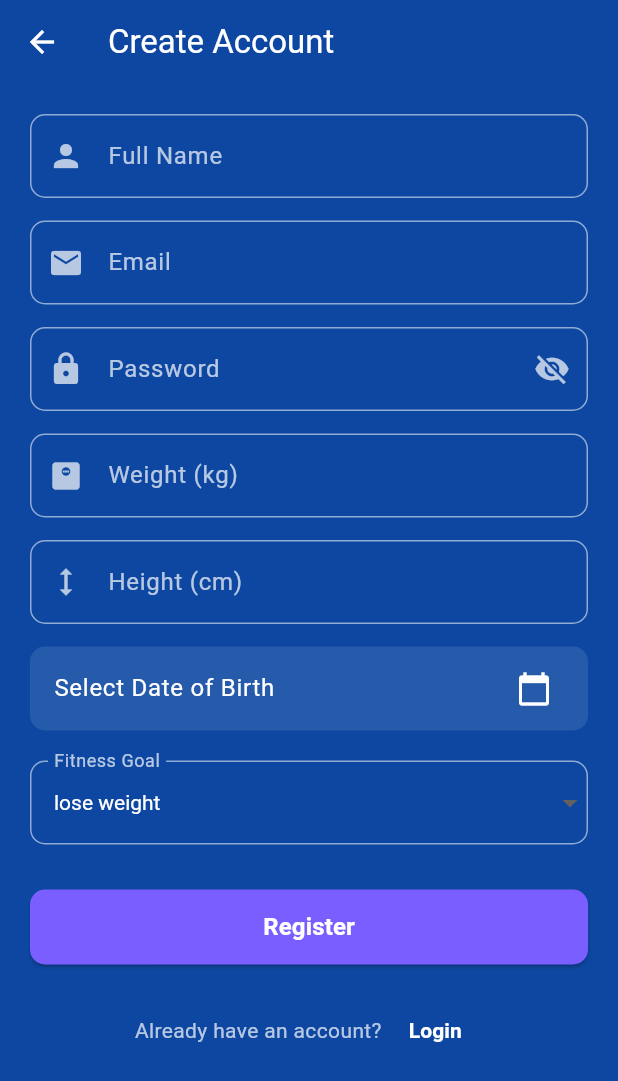
After one commit to ANAGHA-A-04/FitMind, a Flutter app: the RegisterScreen screen opened directly, after a tap on "Register", after a tap on "Login", after a tap on "Create Account", on a phone screen of 412 x 824 dp. The commit adds this screen. Shown: the top 1081 px of the screen. Run offline on Flutter 3.47's test engine with Material 3 defaults, Android fonts, the phone set to English and light mode, and no system bars.

Commit message:
Added register and login screens

```diff
--- a/lib/screens/login_screen.dart
+++ b/lib/screens/login_screen.dart
@@ -1,6 +1,9 @@
 import 'package:flutter/material.dart';
+import 'register_screen.dart';
 
 class LoginScreen extends StatelessWidget {
+  LoginScreen({super.key});
+
   final TextEditingController emailController = TextEditingController();
   final TextEditingController passwordController = TextEditingController();
 
@@ -26,23 +29,20 @@ class LoginScreen extends StatelessWidget {
 
               const SizedBox(height: 40),
 
+              // EMAIL
               TextField(
                 controller: emailController,
                 style: const TextStyle(color: Colors.white),
                 decoration: InputDecoration(
-                  prefixIcon:
-                  const Icon(Icons.email, color: Colors.white70),
+                  prefixIcon: const Icon(Icons.email, color: Colors.white70),
                   labelText: "Email",
-                  labelStyle:
-                  const TextStyle(color: Colors.white70),
+                  labelStyle: const TextStyle(color: Colors.white70),
                   enabledBorder: OutlineInputBorder(
-                    borderSide:
-                    const BorderSide(color: Colors.white54),
+                    borderSide: const BorderSide(color: Colors.white54),
                     borderRadius: BorderRadius.circular(12),
                   ),
                   focusedBorder: OutlineInputBorder(
-                    borderSide:
-                    const BorderSide(color: Colors.white),
+                    borderSide: const BorderSide(color: Colors.white),
                     borderRadius: BorderRadius.circular(12),
                   ),
                 ),
@@ -50,37 +50,55 @@ class LoginScreen extends StatelessWidget {
 
               const SizedBox(height: 20),
 
+              // PASSWORD
               TextField(
                 controller: passwordController,
                 obscureText: true,
                 style: const TextStyle(color: Colors.white),
                 decoration: InputDecoration(
-                  prefixIcon:
-                  const Icon(Icons.lock, color: Colors.white70),
+                  prefixIcon: const Icon(Icons.lock, color: Colors.white70),
                   labelText: "Password",
-                  labelStyle:
-                  const TextStyle(color: Colors.white70),
+                  labelStyle: const TextStyle(color: Colors.white70),
                   enabledBorder: OutlineInputBorder(
-                    borderSide:
-                    const BorderSide(color: Colors.white54),
+                    borderSide: const BorderSide(color: Colors.white54),
                     borderRadius: BorderRadius.circular(12),
                   ),
                   focusedBorder: OutlineInputBorder(
-                    borderSide:
-                    const BorderSide(color: Colors.white),
+                    borderSide: const BorderSide(color: Colors.white),
                     borderRadius: BorderRadius.circular(12),
                   ),
                 ),
               ),
 
-              const SizedBox(height: 30),
+              const SizedBox(height: 10),
 
+              // 🔹 FORGOT PASSWORD
+              Align(
+                alignment: Alignment.centerRight,
+                child: TextButton(
+                  onPressed: () {
+                    ScaffoldMessenger.of(context).showSnackBar(
+                      const SnackBar(
+                        content: Text("Forgot password feature coming soon"),
+                      ),
+                    );
+                  },
+                  child: const Text(
+                    "Forgot Password?",
+                    style: TextStyle(color: Colors.white70),
+                  ),
+                ),
+              ),
+
+              const SizedBox(height: 20),
+
+              // LOGIN BUTTON
               SizedBox(
                 width: double.infinity,
                 height: 50,
                 child: ElevatedButton(
                   onPressed: () {
-                    // Login Logic Here
+                    // Login Logic
                   },
                   style: ElevatedButton.styleFrom(
                     backgroundColor: const Color(0xFF7B5EFF),
@@ -91,6 +109,37 @@ class LoginScreen extends StatelessWidget {
                   child: const Text("Login"),
                 ),
               ),
+
+              const SizedBox(height: 20),
+
+              // 🔹 CREATE ACCOUNT LINK
+              Row(
+                mainAxisAlignment: MainAxisAlignment.center,
+                children: [
+                  const Text(
+                    "Don't have an account? ",
+                    style: TextStyle(color: Colors.white70),
+                  ),
+                  GestureDetector(
+                    onTap: () {
+                      Navigator.push(
+                        context,
+                        MaterialPageRoute(
+                          builder: (_) => RegisterScreen(),
+                        ),
+                      );
+                    },
+                    child: const Text(
+                      "Create Account",
+                      style: TextStyle(
+                        color: Colors.white,
+                        fontWeight: FontWeight.bold,
+                      ),
+                    ),
+                  ),
+                ],
+              ),
+
             ],
           ),
         ),
--- /dev/null
+++ b/lib/screens/register_screen.dart
@@ -0,0 +1,304 @@
+import 'package:flutter/material.dart';
+import 'login_screen.dart';
+
+class RegisterScreen extends StatefulWidget {
+  const RegisterScreen({super.key});
+
+  @override
+  State<RegisterScreen> createState() => _RegisterScreenState();
+}
+
+class _RegisterScreenState extends State<RegisterScreen> {
+  final _formKey = GlobalKey<FormState>();
+
+  final nameController = TextEditingController();
+  final emailController = TextEditingController();
+  final passwordController = TextEditingController();
+  final weightController = TextEditingController();
+  final heightController = TextEditingController();
+
+  DateTime? selectedDate;
+  String selectedGoal = "lose weight";
+  bool isPasswordHidden = true;
+
+  @override
+  void dispose() {
+    nameController.dispose();
+    emailController.dispose();
+    passwordController.dispose();
+    weightController.dispose();
+    heightController.dispose();
+    super.dispose();
+  }
+
+  @override
+  Widget build(BuildContext context) {
+    return Scaffold(
+      backgroundColor: Colors.blue[900],
+      appBar: AppBar(
+        title: const Text("Create Account"),
+        backgroundColor: Colors.blue[900],
+        foregroundColor: Colors.white,
+      ),
+      body: SafeArea(
+        child: SingleChildScrollView(
+          padding: const EdgeInsets.all(20),
+          child: Form(
+            key: _formKey,
+            child: Column(
+                children: [
+
+                // Name
+                _buildTextField(nameController, "Full Name", Icons.person),
+            const SizedBox(height: 15),
+
+            // Email
+            _buildTextField(
+              emailController,
+              "Email",
+              Icons.email,
+              keyboardType: TextInputType.emailAddress,
+            ),
+            const SizedBox(height: 15),
+
+            // Password
+            TextFormField(
+              controller: passwordController,
+              obscureText: isPasswordHidden,
+              style: const TextStyle(color: Colors.white),
+              decoration: InputDecoration(
+                labelText: "Password",
+                labelStyle: const TextStyle(color: Colors.white70),
+                prefixIcon: const Icon(Icons.lock, color: Colors.white70),
+                suffixIcon: IconButton(
+                  icon: Icon(
+                    isPasswordHidden
+                        ? Icons.visibility_off
+                        : Icons.visibility,
+                    color: Colors.white70,
+                  ),
+                  onPressed: () {
+                    setState(() {
+                      isPasswordHidden = !isPasswordHidden;
+                    });
+                  },
+                ),
+                enabledBorder: _border(),
+                focusedBorder: _border(),
+              ),
+              validator: (value) {
+                if (value == null || value.isEmpty) {
+                  return "Password is required";
+                }
+                if (value.length < 6) {
+                  return "Password must be at least 6 characters";
+                }
+                return null;
+              },
+            ),
+
+            const SizedBox(height: 15),
+
+            // Weight
+            _buildTextField(
+              weightController,
+              "Weight (kg)",
+              Icons.monitor_weight,
+              keyboardType: TextInputType.number,
+            ),
+
+            const SizedBox(height: 15),
+
+            // Height
+            _buildTextField(
+              heightController,
+              "Height (cm)",
+              Icons.height,
+              keyboardType: TextInputType.number,
+            ),
+
+            const SizedBox(height: 15),
+
+            // Date of Birth
+            ListTile(
+              tileColor: Colors.white10,
+              shape: RoundedRectangleBorder(
+                borderRadius: BorderRadius.circular(10),
+              ),
+              title: Text(
+                selectedDate == null
+                    ? "Select Date of Birth"
+                    : "${selectedDate!.day}/${selectedDate!.month}/${selectedDate!.year}",
+                style: const TextStyle(color: Colors.white),
+              ),
+              trailing:
+              const Icon(Icons.calendar_today, color: Colors.white),
+              onTap: _pickDate,
+            ),
+
+            const SizedBox(height: 20),
+
+            // Fitness Goal
+            DropdownButtonFormField<String>(
+              value: selectedGoal,
+              dropdownColor: Colors.blue[800],
+              style: const TextStyle(color: Colors.white),
+              decoration: InputDecoration(
+                labelText: "Fitness Goal",
+                labelStyle: const TextStyle(color: Colors.white70),
+                enabledBorder: _border(),
+                focusedBorder: _border(),
+              ),
+              items: [
+                "lose weight",
+                "gain muscle",
+                "maintain fitness"
+              ]
+                  .map((goal) => DropdownMenuItem(
+                value: goal,
+                child: Text(
+                  goal,
+                  style: const TextStyle(color: Colors.white),
+                ),
+              ))
+                  .toList(),
+              onChanged: (value) {
+                setState(() {
+                  selectedGoal = value!;
+                });
+              },
+            ),
+
+            const SizedBox(height: 30),
+
+            // Register Button
+            SizedBox(
+              width: double.infinity,
+              height: 50,
+              child: ElevatedButton(
+                style: ElevatedButton.styleFrom(
+                  backgroundColor: const Color(0xFF7B5EFF),
+                  foregroundColor: Colors.white,
+                  shape: RoundedRectangleBorder(
+                    borderRadius: BorderRadius.circular(10),
+                  ),
+                ),
+                onPressed: _registerUser,
+                child: const Text(
+                  "Register",
+                  style:
+                  TextStyle(fontSize: 16, fontWeight: FontWeight.bold),
+                ),
+              ),
+            ),
+
+            const SizedBox(height: 20),
+
+            // Already have account
+            Row(
+              mainAxisAlignment: MainAxisAlignment.center,
+              children: [
+                const Text(
+                  "Already have an account? ",
+                  style: TextStyle(color: Colors.white70),
+                ),
+                TextButton(
+                  onPressed: () {
+                    Navigator.pushReplacement(
+                      context,
+                      MaterialPageRoute(
+                        builder: (context) => LoginScreen(),
+                      ),
+                    );
+                  },
+                  child: const Text(
+                    "Login",
+                    style: TextStyle(
+                      color: Colors.white,
+                      fontWeight: FontWeight.bold,
+                    ),
+                  ),
+                )
+              ],
+            ),
+            ],
+          ),
+        ),
+      ),
+    ),
+    );
+
+
+  }
+
+  Widget _buildTextField(
+      TextEditingController controller, String label, IconData icon,
+      {TextInputType keyboardType = TextInputType.text}) {
+    return TextFormField(
+      controller: controller,
+      keyboardType: keyboardType,
+      style: const TextStyle(color: Colors.white),
+      decoration: InputDecoration(
+        labelText: label,
+        labelStyle: const TextStyle(color: Colors.white70),
+        prefixIcon: Icon(icon, color: Colors.white70),
+        enabledBorder: _border(),
+        focusedBorder: _border(),
+      ),
+      validator: (value) {
+        if (value == null || value.isEmpty) {
+          return "$label is required";
+        }
+        return null;
+      },
+    );
+  }
+
+  OutlineInputBorder _border() {
+    return OutlineInputBorder(
+      borderRadius: BorderRadius.circular(10),
+      borderSide: const BorderSide(color: Colors.white54),
+    );
+  }
+
+  void _pickDate() async {
+    DateTime? picked = await showDatePicker(
+      context: context,
+      initialDate: DateTime.now().subtract(const Duration(days: 365 * 20)),
+      firstDate: DateTime(1950),
+      lastDate: DateTime.now(),
+    );
+
+
+    if (picked != null && mounted) {
+    setState(() {
+    selectedDate = picked;
+    });
+    }
+
+
+  }
+
+  void _registerUser() {
+    if (_formKey.currentState!.validate()) {
+      if (selectedDate == null) {
+        ScaffoldMessenger.of(context).showSnackBar(
+          const SnackBar(content: Text("Please select Date of Birth")),
+        );
+        return;
+      }
+
+    ScaffoldMessenger.of(context).showSnackBar(
+    const SnackBar(content: Text("Registration Successful!")),
+    );
+
+    Navigator.pushReplacement(
+    context,
+    MaterialPageRoute(
+    builder: (context) => LoginScreen(),
+    ),
+    );
+    }
+
+  }
+}
```
